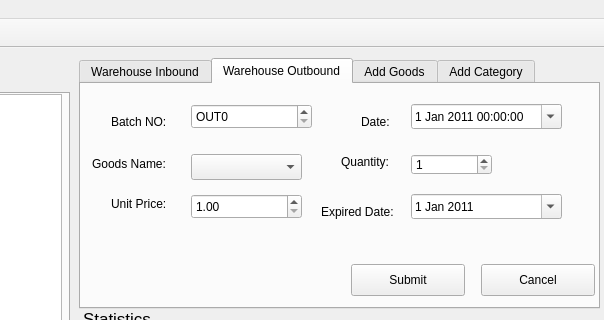
Qt form icsmainform.ui (firemariovn/inventory-control-system) before a commit; both pictures show x 411 to 1015 and y 0 to 320 of the 1015 by 730 pixel window.
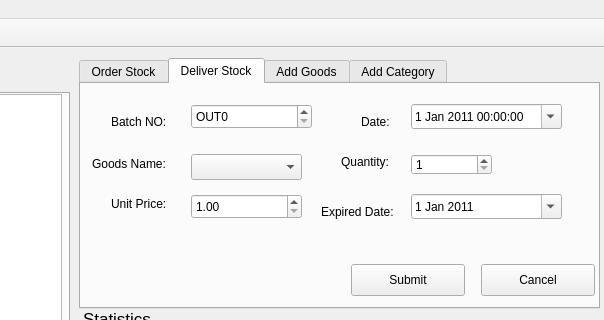
The same form after that commit. The open tabs and pages were chosen to show the change.

The edit to the form file:
```diff
--- a/icsmainform.ui
+++ b/icsmainform.ui
@@ -101,7 +101,7 @@
        </property>
        <widget class="QWidget" name="tab">
         <attribute name="title">
-         <string>Warehouse Inbound</string>
+         <string>Order Stock</string>
         </attribute>
         <widget class="QSpinBox" name="spinBox_8">
          <property name="geometry">
@@ -308,7 +308,7 @@
        </widget>
        <widget class="QWidget" name="tab_2">
         <attribute name="title">
-         <string>Warehouse Outbound</string>
+         <string>Deliver Stock</string>
         </attribute>
         <widget class="QLabel" name="label_35">
          <property name="geometry">
```
Left out of the diff: 4 changed lines with no effect on the pictures.
